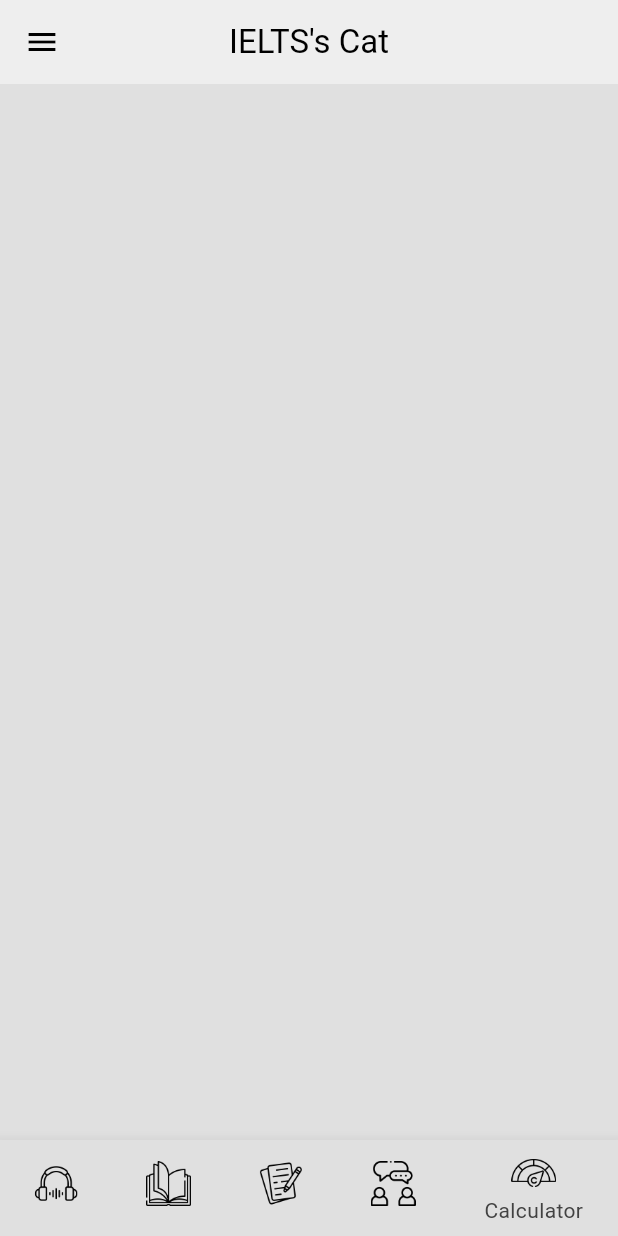
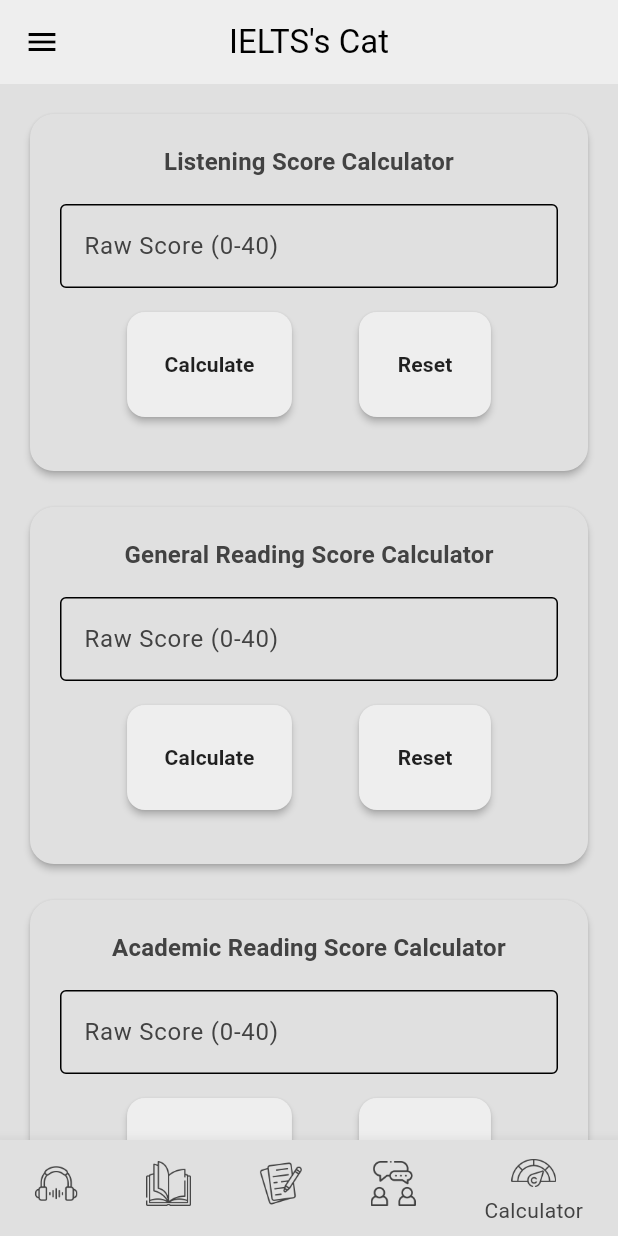
Before and after one commit to ShahedNoor/flutter-ielts-cat, a Flutter app: the screen it shows once a user with an empty profile is signed in, item 5 of the bottom bar chosen, on a phone screen of 412 x 824 dp. Run offline on Flutter 3.47's test engine with Material 3 defaults, Android fonts, the phone set to English and light mode, and no system bars; our stand-ins replace cloud_firestore, firebase_auth, firebase_core, google_sign_in; accounts and stored records are empty; network calls fail.

Commit message:
Toggle function added for switching between pages and the calculator page added

```diff
--- /dev/null
+++ b/lib/components/individual_score_calculator_card.dart
@@ -0,0 +1,178 @@
+import 'package:flutter/material.dart';
+import 'package:ielts_cat/components/my_button.dart';
+
+enum ScoreType { listening, generalReading, academicReading }
+
+class IndividualScoreCalculatorCard extends StatefulWidget {
+  final String title;
+  final ScoreType type;
+
+  const IndividualScoreCalculatorCard({
+    super.key,
+    required this.title,
+    required this.type,
+  });
+
+  @override
+  State<IndividualScoreCalculatorCard> createState() => _IndividualScoreCalculatorCardState();
+}
+
+class _IndividualScoreCalculatorCardState extends State<IndividualScoreCalculatorCard> {
+  final TextEditingController _inputController = TextEditingController();
+  String result = '';
+  final _formKey = GlobalKey<FormState>();
+
+  void calculateBandScore() {
+    final int? rawScore = int.tryParse(_inputController.text);
+
+    if (rawScore == null || rawScore < 0 || rawScore > 40) {
+      setState(() => result = "Invalid input");
+      return;
+    }
+
+    double band;
+
+    switch (widget.type) {
+      case ScoreType.listening:
+        band = _getListeningBand(rawScore);
+        break;
+      case ScoreType.generalReading:
+        band = _getGeneralReadingBand(rawScore);
+        break;
+      case ScoreType.academicReading:
+        band = _getAcademicReadingBand(rawScore);
+        break;
+    }
+
+    setState(() {
+      result = band.toStringAsFixed(1);
+    });
+  }
+
+  void resetForm() {
+    _inputController.clear();
+    setState(() {
+      result = '';
+    });
+  }
+
+  double _getListeningBand(int score) {
+    if (score >= 39) return 9.0;
+    if (score >= 37) return 8.5;
+    if (score >= 35) return 8.0;
+    if (score >= 32) return 7.5;
+    if (score >= 30) return 7.0;
+    if (score >= 26) return 6.5;
+    if (score >= 23) return 6.0;
+    if (score >= 18) return 5.5;
+    if (score >= 16) return 5.0;
+    if (score >= 13) return 4.5;
+    if (score >= 10) return 4.0;
+    if (score >= 8) return 3.5;
+    if (score >= 6) return 3.0;
+    if (score >= 4) return 2.5;
+    return 2.0;
+  }
+
+  double _getGeneralReadingBand(int score) {
+    if (score >= 40) return 9.0;
+    if (score >= 39) return 8.5;
+    if (score >= 37) return 8.0;
+    if (score >= 36) return 7.5;
+    if (score >= 34) return 7.0;
+    if (score >= 32) return 6.5;
+    if (score >= 30) return 6.0;
+    if (score >= 27) return 5.5;
+    if (score >= 23) return 5.0;
+    if (score >= 19) return 4.5;
+    if (score >= 15) return 4.0;
+    if (score >= 12) return 3.5;
+    if (score >= 9) return 3.0;
+    if (score >= 6) return 2.5;
+    return 2.0;
+  }
+
+  double _getAcademicReadingBand(int score) {
+    if (score >= 40) return 9.0;
+    if (score >= 39) return 8.5;
+    if (score >= 37) return 8.0;
+    if (score >= 36) return 7.5;
+    if (score >= 34) return 7.0;
+    if (score >= 32) return 6.5;
+    if (score >= 30) return 6.0;
+    if (score >= 27) return 5.5;
+    if (score >= 23) return 5.0;
+    if (score >= 19) return 4.5;
+    if (score >= 15) return 4.0;
+    if (score >= 12) return 3.5;
+    if (score >= 9) return 3.0;
+    if (score >= 6) return 2.5;
+    return 2.0;
+  }
+
+  @override
+  Widget build(BuildContext context) {
+    final theme = Theme.of(context);
+    return Card(
+      shape: RoundedRectangleBorder(borderRadius: BorderRadius.circular(16)),
+      elevation: 2,
+      color: Theme.of(context).colorScheme.surface,
+      child: Padding(
+        padding: const EdgeInsets.all(20.0),
+        child: Form(
+          key: _formKey,
+          child: Column(
+            children: [
+              Text(
+                widget.title,
+                style: theme.textTheme.titleMedium?.copyWith(
+                  fontWeight: FontWeight.bold,
+                ),
+                textAlign: TextAlign.center,
+              ),
+              const SizedBox(height: 16),
+              TextFormField(
+                controller: _inputController,
+                keyboardType: TextInputType.number,
+                decoration: const InputDecoration(
+                  labelText: "Raw Score (0-40)",
+                  border: OutlineInputBorder(),
+                ),
+                validator: (value) {
+                  final num = int.tryParse(value ?? '');
+                  if (num == null || num < 0 || num > 40) {
+                    return 'Enter a valid score (0-40)';
+                  }
+                  return null;
+                },
+              ),
+              const SizedBox(height: 16),
+              Row(
+                mainAxisAlignment: MainAxisAlignment.spaceEvenly,
+                children: [
+                  MyButton(
+                    text: "Calculate",
+                    onTap: () {
+                      if (_formKey.currentState!.validate()) {
+                        calculateBandScore();
+                      }
+                    },
+                  ),
+                  MyButton(text: "Reset", onTap: resetForm),
+                ],
+              ),
+              const SizedBox(height: 16),
+              if (result.isNotEmpty)
+                Text(
+                  "Band Score: $result",
+                  style: theme.textTheme.headlineSmall?.copyWith(
+                    fontWeight: FontWeight.w600,
+                  ),
+                ),
+            ],
+          ),
+        ),
+      ),
+    );
+  }
+}
--- a/lib/components/my_bottom_app_bar.dart
+++ b/lib/components/my_bottom_app_bar.dart
@@ -1,33 +1,27 @@
 import 'package:flutter/material.dart';
 
-class MyBottomAppBar extends StatefulWidget {
-  const MyBottomAppBar({super.key});
+class MyBottomAppBar extends StatelessWidget {
+  final int currentIndex;
+  final Function(int) onTap;
 
-  @override
-  State<MyBottomAppBar> createState() => _MyBottomAppBarState();
-}
-
-class _MyBottomAppBarState extends State<MyBottomAppBar> {
-  int currentPage = 0; // Default index for the bottom navigation bar
-
-  // Toggle between pages
-  void togglePages(int pageCount) {
-    setState(() {
-      currentPage = pageCount;
-    });
-  }
+  const MyBottomAppBar({
+    super.key,
+    required this.currentIndex,
+    required this.onTap,
+  });
 
   @override
   Widget build(BuildContext context) {
     return BottomNavigationBar(
-      currentIndex: currentPage,
-      onTap: togglePages,
+      currentIndex: currentIndex,
+      onTap: onTap,
       items: [
         BottomNavigationBarItem(
           icon: Image.asset(
             "assets/icons/bottom_app_bar/listening.png",
             width: 30,
             height: 30,
+            color: Theme.of(context).colorScheme.inversePrimary,
           ),
           label: 'Listening',
         ),
@@ -36,6 +30,7 @@
             "assets/icons/bottom_app_bar/reading.png",
             width: 30,
             height: 30,
+            color: Theme.of(context).colorScheme.inversePrimary,
           ),
           label: 'Reading',
         ),
@@ -44,6 +39,7 @@
             "assets/icons/bottom_app_bar/writing.png",
             width: 30,
             height: 30,
+            color: Theme.of(context).colorScheme.inversePrimary,
           ),
           label: 'Writing',
         ),
@@ -52,6 +48,7 @@
             "assets/icons/bottom_app_bar/speaking.png",
             width: 30,
             height: 30,
+            color: Theme.of(context).colorScheme.inversePrimary,
           ),
           label: 'Speaking',
         ),
@@ -60,6 +57,7 @@
             "assets/icons/bottom_app_bar/calculator.png",
             width: 30,
             height: 30,
+            color: Theme.of(context).colorScheme.inversePrimary,
           ),
           label: 'Calculator',
         ),
--- a/lib/components/my_button.dart
+++ b/lib/components/my_button.dart
@@ -8,22 +8,18 @@
 
   @override
   Widget build(BuildContext context) {
-    return GestureDetector(
-      onTap: onTap,
-      child: Container(
-        decoration: BoxDecoration(
+    return MaterialButton(
+      onPressed: onTap,
       color: Theme.of(context).colorScheme.primary,
-          borderRadius: BorderRadius.circular(
-            12.0,
-          ),
+      shape: RoundedRectangleBorder(
+        borderRadius: BorderRadius.circular(12.0),
       ),
       padding: const EdgeInsets.all(25.0),
       child: Center(
         child: Text(
           text,
-            style: const TextStyle(
+          style: TextStyle(
             fontWeight: FontWeight.bold,
-            ),
           ),
         ),
       ),
--- /dev/null
+++ b/lib/pages/calculator_page.dart
@@ -0,0 +1,35 @@
+import 'package:flutter/material.dart';
+import 'package:ielts_cat/components/overall_band_score_calculator_card.dart';
+
+import '../components/individual_score_calculator_card.dart';
+
+class CalculatorPage extends StatelessWidget {
+  const CalculatorPage({super.key});
+
+  @override
+  Widget build(BuildContext context) {
+    return SingleChildScrollView(
+      padding: const EdgeInsets.all(16.0),
+      child: Column(
+        children: const [
+          IndividualScoreCalculatorCard(
+            title: "Listening Score Calculator",
+            type: ScoreType.listening,
+          ),
+          SizedBox(height: 16),
+          IndividualScoreCalculatorCard(
+            title: "General Reading Score Calculator",
+            type: ScoreType.generalReading,
+          ),
+          SizedBox(height: 16),
+          IndividualScoreCalculatorCard(
+            title: "Academic Reading Score Calculator",
+            type: ScoreType.academicReading,
+          ),
+          SizedBox(height: 16),
+          OverallBandScoreCalculatorCard(),
+        ],
+      ),
+    );
+  }
+}
--- a/lib/pages/home_page.dart
+++ b/lib/pages/home_page.dart
@@ -2,10 +2,20 @@
 import 'package:ielts_cat/components/my_bottom_app_bar.dart';
 import '../components/my_drawer.dart';
 import '../database/firestore_database.dart';
+import 'calculator_page.dart';
+import 'listening_page.dart';
+import 'reading_page.dart';
+import 'speaking_page.dart';
+import 'writing_page.dart';
 
-class HomePage extends StatelessWidget {
-  HomePage({super.key});
+class HomePage extends StatefulWidget {
+  const HomePage({super.key});
 
+  @override
+  State<HomePage> createState() => _HomePageState();
+}
+
+class _HomePageState extends State<HomePage> {
   // Firestore access
   final FirestoreDatabase database = FirestoreDatabase();
 
@@ -24,6 +34,23 @@
     newPostController.clear();
   }
 
+  int currentPage = 0;
+
+  // List of pages
+  final List<Widget> pages = const [
+    ListeningPage(),
+    ReadingPage(),
+    WritingPage(),
+    SpeakingPage(),
+    CalculatorPage(),
+  ];
+
+  void onTabTapped(int index) {
+    setState(() {
+      currentPage = index;
+    });
+  }
+
   @override
   Widget build(BuildContext context) {
     return Scaffold(
@@ -40,11 +67,11 @@
         title: const Text("IELTS's Cat"),
       ),
       drawer: const MyDrawer(),
-      bottomNavigationBar: MyBottomAppBar(),
-      body: Column(
-        children: [
-        ],
+      bottomNavigationBar: MyBottomAppBar(
+        currentIndex: currentPage,
+        onTap: onTabTapped,
       ),
-    );
+      body: pages[currentPage]
+      );
   }
 }
--- a/lib/theme/light_mode.dart
+++ b/lib/theme/light_mode.dart
@@ -6,7 +6,7 @@
     surface: Colors.grey.shade300,
     primary: Colors.grey.shade200,
     secondary: Colors.grey.shade400,
-    inversePrimary: Colors.grey.shade600,
+    inversePrimary: Colors.grey.shade800,
   ),
   textTheme: ThemeData.light().textTheme.apply(
         bodyColor: Colors.grey.shade800,
```
Also changed, not shown: lib/components/overall_band_score_calculator_card.dart (added, +164 -0 lines), lib/pages/listening_page.dart (added, +14 -0 lines), lib/pages/reading_page.dart (added, +14 -0 lines), lib/pages/speaking_page.dart (added, +14 -0 lines), lib/pages/writing_page.dart (added, +14 -0 lines). Lines whose indentation alone changed are shown as unchanged.
